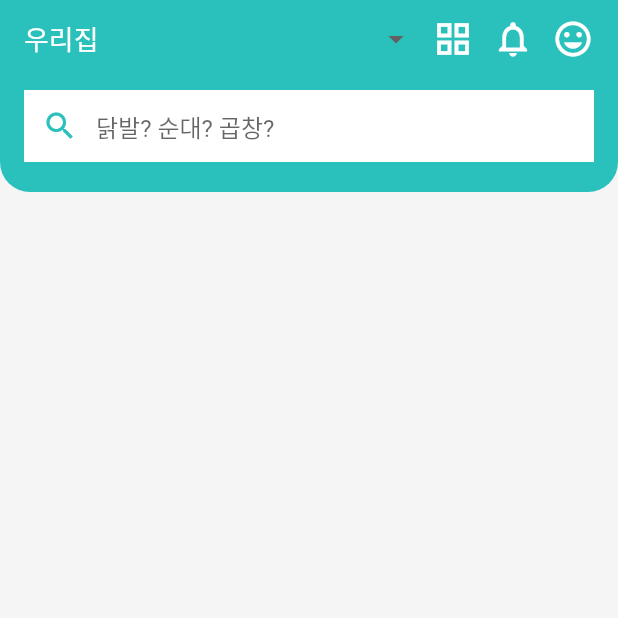
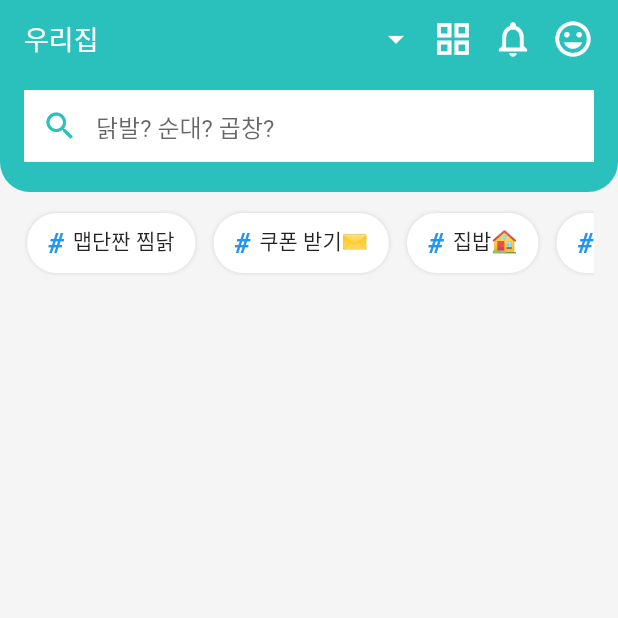
Before and after one commit to dxxxxxkxx/baedalui_minjok_simple_ui_clone, a Flutter app: the screen it shows after launch, on a phone screen of 412 x 824 dp, the top half of it. Run offline on Flutter 3.47's test engine with Material 2 defaults, Android fonts, the phone set to English and light mode, and no system bars.

Commit message:
feat: 1. Tags 추가 2. DropdownButton icon 하얀색으로 변경 3. backgroundColor 연한 회색 추가

```diff
--- a/lib/components/addresses_dropdown.dart
+++ b/lib/components/addresses_dropdown.dart
@@ -45,6 +45,8 @@ class _AddressesDropdownState extends State<AddressesDropdown> {
             });
           },
           isExpanded: true,
+          iconEnabledColor: Colors.white,
+          iconDisabledColor: Colors.white,
           style: const TextStyle(color: Colors.black),
           value: dropdownValue,
           selectedItemBuilder: (context) => _addresses
--- /dev/null
+++ b/lib/components/tags.dart
@@ -0,0 +1,61 @@
+import 'package:flutter/material.dart';
+
+class Tags extends StatelessWidget {
+  final List<String> _tags = [
+    '맵단짠 찜닭',
+    '쿠폰 받기✉️',
+    '집밥🏠',
+    '초밥🍣',
+    '찜 많은 가게',
+    '족발🍖',
+    '재주문 많아요',
+    '얼얼한 마라탕',
+    '샐러드🥗',
+    '추천 더 보기👉'
+  ];
+
+  Tags({Key? key}) : super(key: key);
+
+  Widget _setTag({required String tag}) {
+    return Container(
+      padding: const EdgeInsets.symmetric(horizontal: 14.0),
+      decoration: BoxDecoration(
+        color: Colors.white,
+        borderRadius: BorderRadius.circular(20.0),
+        boxShadow: [BoxShadow(color: Colors.grey[350]!, blurRadius: 2.0)],
+      ),
+      child: Row(
+        children: [
+          const Text(
+            '#',
+            style: TextStyle(
+              color: Colors.blue,
+              fontSize: 18.0,
+              fontStyle: FontStyle.italic,
+              fontWeight: FontWeight.bold,
+            ),
+          ),
+          const SizedBox(width: 6.0),
+          Text(tag, style: const TextStyle(height: 1.0))
+        ],
+      ),
+    );
+  }
+
+  @override
+  Widget build(BuildContext context) {
+    return SizedBox(
+      height: 44.0,
+      child: ListView.separated(
+        shrinkWrap: true,
+        scrollDirection: Axis.horizontal,
+        padding: const EdgeInsets.all(2.0),
+        itemCount: _tags.length,
+        itemBuilder: (context, index) =>
+            GestureDetector(onTap: () {}, child: _setTag(tag: _tags[index])),
+        separatorBuilder: (BuildContext context, int index) =>
+            const SizedBox(width: 12.0),
+      ),
+    );
+  }
+}
--- a/lib/screens/main_screen.dart
+++ b/lib/screens/main_screen.dart
@@ -1,9 +1,10 @@
 import 'package:flutter/material.dart';
 
 import '../components/app_bar.dart' as app_bar;
+import '../components/tags.dart';
 
-const Color greenColor = Color.fromARGB(255, 42, 193, 188);
-const Color greyColor = Color.fromARGB(255, 245, 245, 245);
+const Color greenColor = Color(0xFF2AC1BC);
+const Color greyColor = Color(0xFFF5F5F5);
 
 class MainScreen extends StatelessWidget {
   const MainScreen({Key? key}) : super(key: key);
@@ -15,7 +16,16 @@ class MainScreen extends StatelessWidget {
       body: SafeArea(
         child: SingleChildScrollView(
           child: Column(
-            children: const [app_bar.AppBar()],
+            children: [
+              const app_bar.AppBar(),
+              Padding(
+                padding: const EdgeInsets.symmetric(
+                  vertical: 12.0,
+                  horizontal: 16.0,
+                ),
+                child: Tags(),
+              )
+            ],
           ),
         ),
       ),
```
